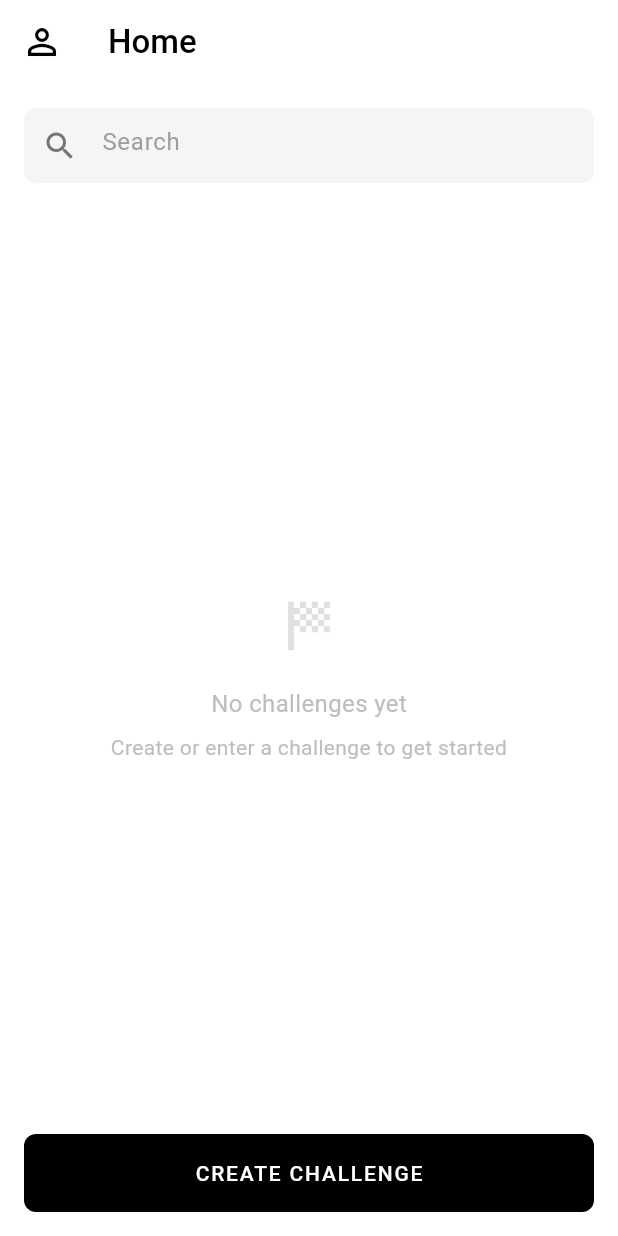
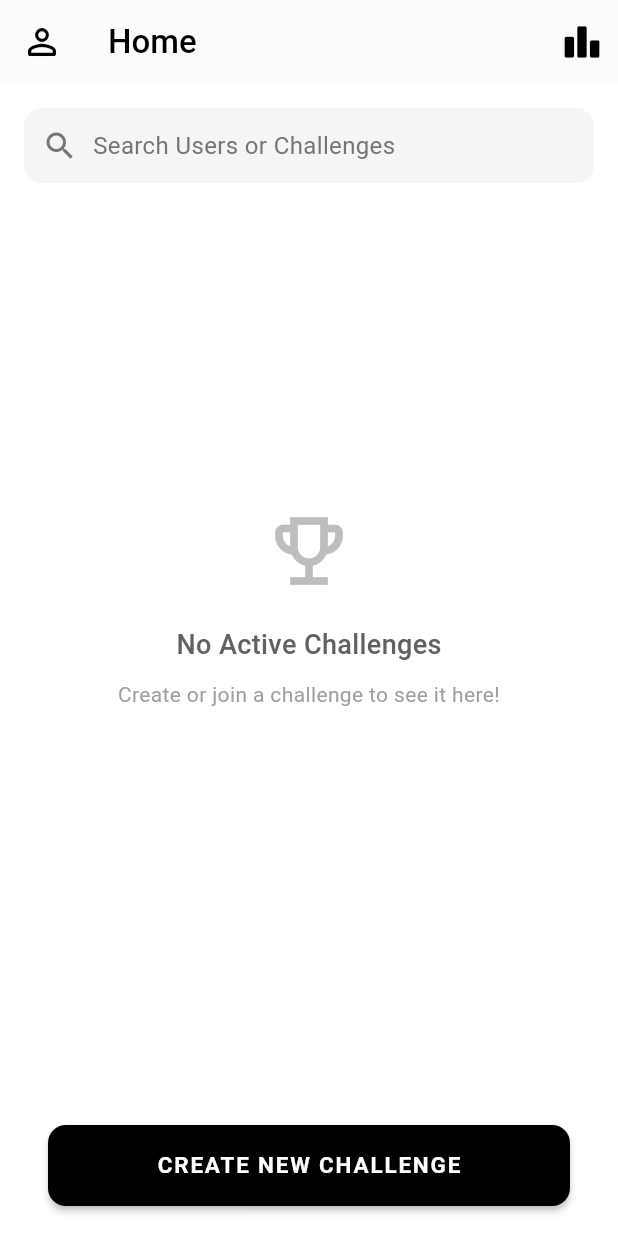
Before and after one commit to JackSpirit/LearningApp, a Flutter app: the screen it shows once a user with an empty profile is signed in, after a tap on the "arrow back" icon, on a phone screen of 412 x 824 dp. Run offline on Flutter 3.47's test engine with Material 3 defaults, Android fonts, the phone set to English and light mode, and no system bars; our stand-ins replace firebase_core, firebase_messaging, flutter_dotenv, flutter_riverpod, image_picker, supabase_flutter; accounts and stored records are empty; network calls fail.

Commit message:
feat(leaderboard):Global leaderboard feature added

```diff
--- a/lib/pages/home_page.dart
+++ b/lib/pages/home_page.dart
@@ -4,6 +4,7 @@ import 'package:learning_app/Challenge/create_challenge_page.dart';
 import 'package:learning_app/Profile/search_profile_page.dart';
 import 'package:learning_app/Challenge/challenge_enter_detail_page.dart';
 import 'package:supabase_flutter/supabase_flutter.dart';
+import 'package:learning_app/Leaderboard/leaderboard_page.dart';
 
 class HomePage extends StatefulWidget {
   const HomePage({Key? key}) : super(key: key);
@@ -24,6 +25,7 @@ class _HomePageState extends State<HomePage> {
   }
 
   Future<void> loadEnteredChallenges() async {
+    if (!mounted) return;
     setState(() {
       isLoading = true;
     });
@@ -31,10 +33,12 @@ class _HomePageState extends State<HomePage> {
     try {
       final userId = _supabase.auth.currentUser?.id;
       if (userId == null) {
+        if (mounted) {
           setState(() {
             enteredChallenges = [];
             isLoading = false;
           });
+        }
         return;
       }
 
@@ -45,28 +49,44 @@ class _HomePageState extends State<HomePage> {
 
       final List<Map<String, dynamic>> challenges = [];
       for (final entry in data) {
-        final challenge = entry['challenges'];
-        if (challenge != null) {
-          final endTime = DateTime.tryParse(challenge['end_time'] ?? '');
+        final challengeData = entry['challenges'];
+        if (challengeData != null) {
+          final endTime = DateTime.tryParse(challengeData['end_time'] ?? '');
           if (endTime == null || endTime.isAfter(DateTime.now())) {
             challenges.add({
-              'id': challenge['id'],
-              'name': challenge['name'] ?? 'Challenge',
+              'id': challengeData['id'],
+              'name': challengeData['name'] ?? 'Challenge',
             });
           }
         }
       }
 
+      if (mounted) {
         setState(() {
           enteredChallenges = challenges;
           isLoading = false;
         });
+      }
     } catch (e) {
-      print('Error loading challenges: $e');
+      debugPrint('Error loading challenges: $e');
+      if (mounted) {
+        ScaffoldMessenger.of(context).showSnackBar(
+          SnackBar(
+            content: Text('Error loading challenges: ${e.toString()}'),
+            backgroundColor: Colors.redAccent,
+          ),
+        );
         setState(() {
           isLoading = false;
         });
       }
+    }
+  }
+
+  void _navigateToLeaderBoardPage() {
+    Navigator.of(context).push(
+      MaterialPageRoute(builder: (context) => const LeaderBoard()),
+    );
   }
 
   @override
@@ -75,7 +95,7 @@ class _HomePageState extends State<HomePage> {
       backgroundColor: Colors.white,
       appBar: AppBar(
         backgroundColor: Colors.white,
-        elevation: 0,
+        elevation: 0.5,
         title: const Text(
           'Home',
           style: TextStyle(
@@ -86,80 +106,89 @@ class _HomePageState extends State<HomePage> {
         leading: IconButton(
           onPressed: () {
             Navigator.of(context).push(
-              MaterialPageRoute(builder: (context) => ProfilePage()),
+              MaterialPageRoute(builder: (context) => const ProfilePage()),
             );
           },
           icon: const Icon(
-            Icons.person_outline,
+            Icons.person_outline_rounded,
             color: Colors.black,
             size: 28,
           ),
+          tooltip: 'Profile',
           padding: EdgeInsets.zero,
         ),
+        actions: <Widget>[
+          IconButton(
+            icon: const Icon(
+              Icons.leaderboard_rounded,
+              color: Colors.black,
+              size: 28,
+            ),
+            tooltip: 'Leaderboard',
+            onPressed: _navigateToLeaderBoardPage,
+          ),
+        ],
       ),
       body: Padding(
-        padding: const EdgeInsets.all(16.0),
+        padding: const EdgeInsets.fromLTRB(16.0, 16.0, 16.0, 0),
         child: Column(
           crossAxisAlignment: CrossAxisAlignment.start,
           children: [
             // Search Bar
-            Container(
-              height: 50,
-              decoration: BoxDecoration(
-                color: Colors.grey[100],
-                borderRadius: BorderRadius.circular(8),
-              ),
-              child: InkWell(
-                borderRadius: BorderRadius.circular(8),
+            InkWell(
+              borderRadius: BorderRadius.circular(12),
               onTap: () {
                 Navigator.push(
                   context,
-                    MaterialPageRoute(builder: (context) => ProfileSearchPage()),
+                  MaterialPageRoute(builder: (context) => const ProfileSearchPage()),
                 );
               },
+              child: Container(
+                height: 50,
+                padding: const EdgeInsets.symmetric(horizontal: 12),
+                decoration: BoxDecoration(
+                  color: Colors.grey[100],
+                  borderRadius: BorderRadius.circular(12),
+                ),
                 child: Row(
                   children: [
-                    Expanded(
-                      child: AbsorbPointer(
-                        child: TextField(
-                          enabled: false,
-                          decoration: InputDecoration(
-                            hintText: 'Search',
-                            hintStyle: TextStyle(color: Colors.grey[500]),
-                            prefixIcon: Icon(Icons.search, color: Colors.grey[600]),
-                            border: InputBorder.none,
-                            contentPadding: const EdgeInsets.symmetric(vertical: 15),
-                          ),
-                        ),
-                      ),
+                    Icon(Icons.search, color: Colors.grey[600]),
+                    const SizedBox(width: 10),
+                    Text(
+                      'Search Users or Challenges',
+                      style: TextStyle(color: Colors.grey[600], fontSize: 16),
                     ),
                   ],
                 ),
               ),
             ),
             const SizedBox(height: 24),
-            if (enteredChallenges.isNotEmpty) ...[
+
+            if (!isLoading && enteredChallenges.isNotEmpty) ...[
               Row(
                 children: [
                   Container(
-                    height: 20,
-                    width: 4,
+                    height: 22,
+                    width: 5,
+                    decoration: BoxDecoration(
                       color: Colors.black,
+                      borderRadius: BorderRadius.circular(2),
                     ),
-                  const SizedBox(width: 8),
+                  ),
+                  const SizedBox(width: 10),
                   const Text(
-                    'MY CHALLENGES',
+                    'MY ACTIVE CHALLENGES',
                     style: TextStyle(
-                      fontSize: 14,
+                      fontSize: 15,
                       fontWeight: FontWeight.bold,
-                      letterSpacing: 1.2,
+                      letterSpacing: 1.1,
                     ),
                   ),
                 ],
               ),
               const SizedBox(height: 16),
               SizedBox(
-                height: 120,
+                height: 130,
                 child: ListView.builder(
                   scrollDirection: Axis.horizontal,
                   itemCount: enteredChallenges.length,
@@ -178,15 +207,17 @@ class _HomePageState extends State<HomePage> {
                           loadEnteredChallenges();
                         });
                       },
+                      child: Card(
+                        margin: const EdgeInsets.only(right: 12, bottom: 4, top: 2),
+                        elevation: 1.5,
+                        color: Colors.white,
+                        shape: RoundedRectangleBorder(
+                          borderRadius: BorderRadius.circular(10),
+                          side: BorderSide(color: Colors.grey[200]!, width: 1),
+                        ),
                         child: Container(
-                        width: 150,
-                        margin: const EdgeInsets.only(right: 12),
-                        decoration: BoxDecoration(
-                          border: Border.all(color: Colors.black, width: 1),
-                          borderRadius: BorderRadius.circular(8),
-                        ),
-                        child: Padding(
-                          padding: const EdgeInsets.all(12.0),
+                          width: 170,
+                          padding: const EdgeInsets.all(14.0),
                           child: Column(
                             crossAxisAlignment: CrossAxisAlignment.start,
                             mainAxisAlignment: MainAxisAlignment.spaceBetween,
@@ -194,20 +225,20 @@ class _HomePageState extends State<HomePage> {
                               Text(
                                 challenge['name'],
                                 style: const TextStyle(
-                                  fontSize: 14,
-                                  fontWeight: FontWeight.bold,
+                                  fontSize: 15,
+                                  fontWeight: FontWeight.w600,
+                                  color: Colors.black87,
                                 ),
-                                maxLines: 2,
+                                maxLines: 3,
                                 overflow: TextOverflow.ellipsis,
                               ),
-                              Row(
-                                mainAxisAlignment: MainAxisAlignment.end,
-                                children: const [
-                                  Icon(
-                                    Icons.arrow_forward,
-                                    size: 16,
+                              Align(
+                                alignment: Alignment.bottomRight,
+                                child: Icon(
+                                  Icons.arrow_forward_ios_rounded,
+                                  size: 18,
+                                  color: Colors.grey[600],
                                 ),
-                                ],
                               ),
                             ],
                           ),
@@ -217,13 +248,15 @@ class _HomePageState extends State<HomePage> {
                   },
                 ),
               ),
+              const SizedBox(height: 24),
             ],
+
            Expanded(
               child: isLoading
                   ? const Center(
                 child: CircularProgressIndicator(
                   valueColor: AlwaysStoppedAnimation<Color>(Colors.black),
-                  strokeWidth: 2,
+                  strokeWidth: 3,
                 ),
               )
                   : enteredChallenges.isEmpty
@@ -232,39 +265,47 @@ class _HomePageState extends State<HomePage> {
                   mainAxisAlignment: MainAxisAlignment.center,
                   children: [
                     Icon(
-                      Icons.sports_score_outlined,
-                      size: 48,
-                      color: Colors.grey[300],
+                      Icons.emoji_events_outlined,
+                      size: 60,
+                      color: Colors.grey[400],
                     ),
-                    const SizedBox(height: 16),
+                    const SizedBox(height: 20),
                     Text(
-                      'No challenges yet',
+                      'No Active Challenges',
                       style: TextStyle(
-                        color: Colors.grey[400],
-                        fontSize: 16,
+                        color: Colors.grey[700],
+                        fontSize: 18,
+                        fontWeight: FontWeight.w500,
                       ),
                     ),
-                    const SizedBox(height: 8),
-                    Text(
-                      'Create or enter a challenge to get started',
+                    const SizedBox(height: 10),
+                    Padding(
+                      padding: const EdgeInsets.symmetric(horizontal: 40.0),
+                      child: Text(
+                        'Create or join a challenge to see it here!',
                         style: TextStyle(
-                        color: Colors.grey[400],
+                          color: Colors.grey[500],
                           fontSize: 14,
                         ),
                         textAlign: TextAlign.center,
                       ),
+                    ),
+                    const SizedBox(height: 70),
                   ],
                 ),
               )
                   : const SizedBox(),
             ),
-            SizedBox(
+
+            Padding(
+              padding: const EdgeInsets.only(bottom: 20.0, top:16.0, left:16.0, right:16.0),
+              child: SizedBox(
                 width: double.infinity,
                 child: ElevatedButton(
                   onPressed: () {
                     Navigator.push(
                       context,
-                    MaterialPageRoute(builder: (context) => CreateChallengePage()),
+                      MaterialPageRoute(builder: (context) =>  CreateChallengePage()),
                     ).then((_) {
                       loadEnteredChallenges();
                     });
@@ -272,17 +313,18 @@ class _HomePageState extends State<HomePage> {
                   style: ElevatedButton.styleFrom(
                     backgroundColor: Colors.black,
                     foregroundColor: Colors.white,
-                  padding: const EdgeInsets.symmetric(vertical: 16),
-                  elevation: 0,
+                    padding: const EdgeInsets.symmetric(vertical: 18),
+                    elevation: 2,
                     shape: RoundedRectangleBorder(
-                    borderRadius: BorderRadius.circular(8),
+                      borderRadius: BorderRadius.circular(12),
+                    ),
+                    textStyle: const TextStyle(
+                      fontSize: 15,
+                      fontWeight: FontWeight.bold,
+                      letterSpacing: 1.2,
                     ),
                   ),
-                child: const Text(
-                  'CREATE CHALLENGE',
-                  style: TextStyle(
-                    letterSpacing: 1.2,
-                  ),
+                  child: const Text('CREATE NEW CHALLENGE'),
                 ),
               ),
             ),
--- a/pubspec.yaml
+++ b/pubspec.yaml
@@ -39,6 +39,7 @@ dependencies:
   flutter_dotenv: ^5.1.0
   firebase_core: ^3.13.1
   firebase_messaging: ^15.2.6
+  flutter_local_notifications: ^17.1.2
 
   # The following adds the Cupertino Icons font to your application.
   # Use with the CupertinoIcons class for iOS style icons.
@@ -51,6 +52,7 @@ dev_dependencies:
     sdk: flutter
   build_runner: ^2.4.8
   riverpod_generator: ^2.3.9
+
 
   # The "flutter_lints" package below contains a set of recommended lints to
   # encourage good coding practices. The lint set provided by the package is
```
Also changed, not shown: lib/Discussions/Forum_page.dart (+116 -41 lines), lib/Leaderboard/leaderboard_page.dart (added, +245 -0 lines), pubspec.lock, 5 other files. Lines whose indentation alone changed are shown as unchanged.
